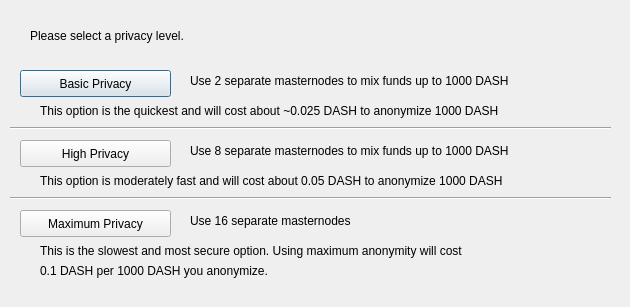
Qt form src/qt/forms/darksendconfig.ui (bolt-currency/BOLT) before a commit.
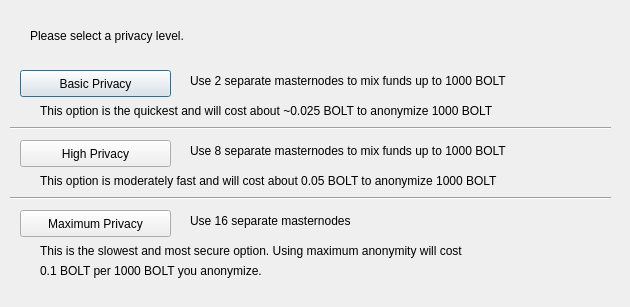
The same form after that commit.

Diff of the .ui file:
```diff
--- a/src/qt/forms/darksendconfig.ui
+++ b/src/qt/forms/darksendconfig.ui
@@ -75,7 +75,7 @@
     </rect>
    </property>
    <property name="text">
-    <string>Use 2 separate masternodes to mix funds up to 1000 DASH</string>
+    <string>Use 2 separate masternodes to mix funds up to 1000 BOLT</string>
    </property>
   </widget>
   <widget class="QLabel" name="label_3">
@@ -88,7 +88,7 @@
     </rect>
    </property>
    <property name="text">
-    <string>Use 8 separate masternodes to mix funds up to 1000 DASH</string>
+    <string>Use 8 separate masternodes to mix funds up to 1000 BOLT</string>
    </property>
   </widget>
   <widget class="QLabel" name="label_4">
@@ -114,7 +114,7 @@
     </rect>
    </property>
    <property name="text">
-    <string>This option is the quickest and will cost about ~0.025 DASH to anonymize 1000 DASH</string>
+    <string>This option is the quickest and will cost about ~0.025 BOLT to anonymize 1000 BOLT</string>
    </property>
   </widget>
   <widget class="QLabel" name="label_7">
@@ -127,7 +127,7 @@
     </rect>
    </property>
    <property name="text">
-    <string>This option is moderately fast and will cost about 0.05 DASH to anonymize 1000 DASH</string>
+    <string>This option is moderately fast and will cost about 0.05 BOLT to anonymize 1000 BOLT</string>
    </property>
   </widget>
   <widget class="QLabel" name="label_8">
@@ -153,7 +153,7 @@
     </rect>
    </property>
    <property name="text">
-    <string>0.1 DASH per 1000 DASH you anonymize.</string>
+    <string>0.1 BOLT per 1000 BOLT you anonymize.</string>
    </property>
   </widget>
   <widget class="Line" name="line">
```
